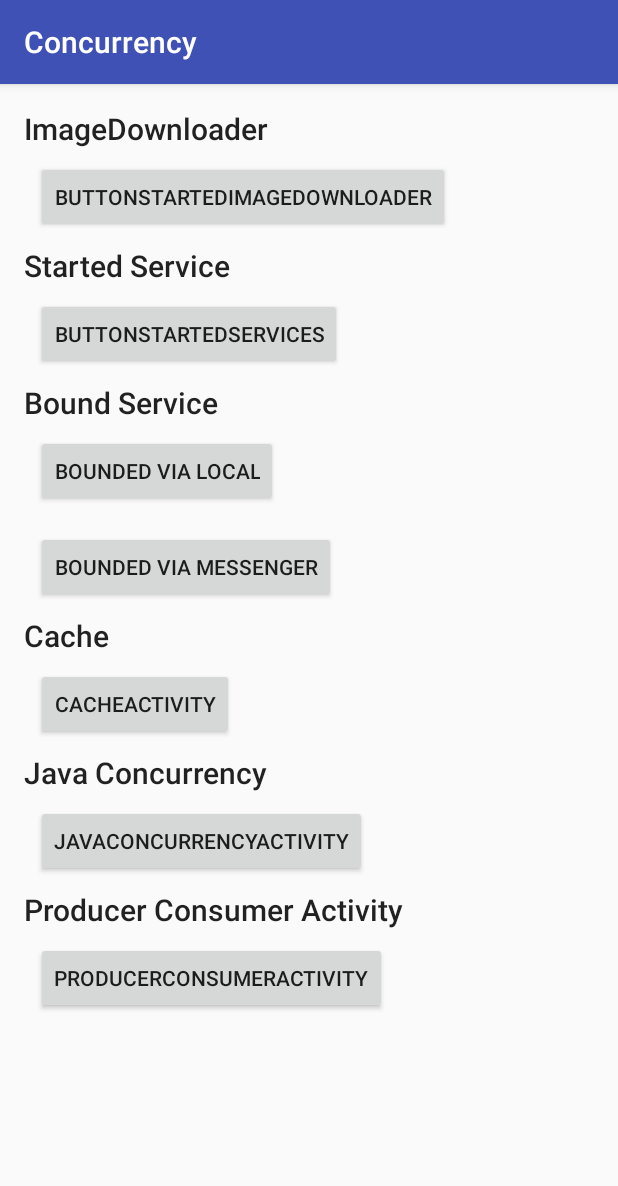
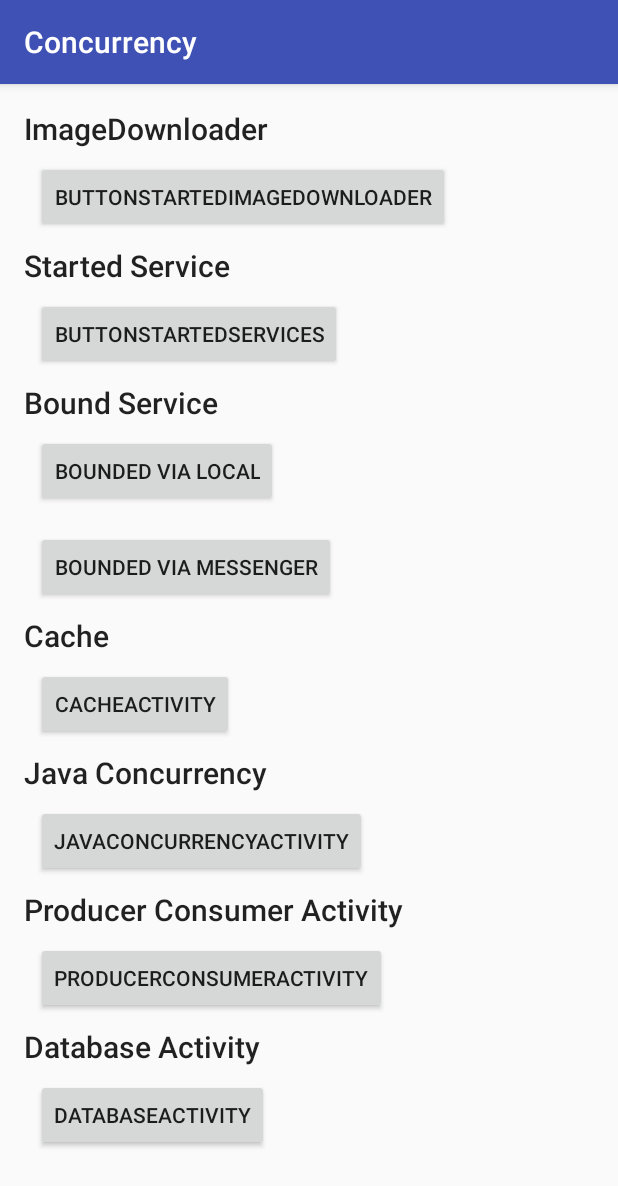
Before and after one commit to stanbar/AndroidConcurrency, an Android app: the screen it shows after launch (MainActivity), on a phone screen of 412 x 824 dp. Shown: the top 1186 px of the screen. Run offline under Robolectric (Android 15) with nearby library versions, the phone set to English and light mode, and no system bars.

Commit message:
-Add SQLite activity

```diff
--- a/app/src/main/AndroidManifest.xml
+++ b/app/src/main/AndroidManifest.xml
@@ -91,7 +91,8 @@
                 android:name="android.support.PARENT_ACTIVITY"
                 android:value="com.stasbar.concurrency.MainActivity" />
         </activity>
-        <activity android:name=".java_concurrency.ProducerConsumerActivity"></activity>
+        <activity android:name=".java_concurrency.ProducerConsumerActivity" />
+        <activity android:name=".database.DBActivity"></activity>
     </application>
 
 </manifest>
--- a/app/src/main/java/com/stasbar/concurrency/MainActivity.kt
+++ b/app/src/main/java/com/stasbar/concurrency/MainActivity.kt
@@ -6,6 +6,7 @@ import android.os.Bundle
 import com.stasbar.concurrency.bounded.local.BoundLocalActivity
 import com.stasbar.concurrency.bounded.messenger.BoundViaMessengerActivity
 import com.stasbar.concurrency.caching.CacheActivity
+import com.stasbar.concurrency.database.DBActivity
 import com.stasbar.concurrency.java_concurrency.JavaConcurencyActivity
 import com.stasbar.concurrency.java_concurrency.ProducerConsumerActivity
 import com.stasbar.concurrency.started.StartedServicesActivity
@@ -23,6 +24,7 @@ class MainActivity : AppCompatActivity() {
         buttonCache.setOnClickListener { startActivity(Intent(this, CacheActivity::class.java))}
         buttonJavaConcurrency.setOnClickListener{ startActivity(Intent(this, JavaConcurencyActivity::class.java)) }
         buttonProducerConsumer.setOnClickListener{ startActivity(Intent(this, ProducerConsumerActivity::class.java)) }
+        buttonDatabase.setOnClickListener{ startActivity(Intent(this, DBActivity::class.java)) }
 
 
 
--- a/app/src/main/res/layout/activity_main.xml
+++ b/app/src/main/res/layout/activity_main.xml
@@ -101,7 +101,20 @@
             android:layout_width="wrap_content"
             android:layout_height="wrap_content"
             android:layout_margin="8dp"
-            android:text="ProducerConsumeractivity" />
+            android:text="ProducerConsumerActivity" />
+        <!--Database-->
+        <TextView
+            android:layout_width="wrap_content"
+            android:layout_height="wrap_content"
+            android:text="Database Activity"
+            android:textAppearance="@style/TextAppearance.AppCompat.Widget.ActionBar.Title" />
+
+        <Button
+            android:id="@+id/buttonDatabase"
+            android:layout_width="wrap_content"
+            android:layout_height="wrap_content"
+            android:layout_margin="8dp"
+            android:text="DatabaseActivity" />
 
 
     </LinearLayout>
--- a/build.gradle
+++ b/build.gradle
@@ -7,7 +7,7 @@ buildscript {
         jcenter()
     }
     dependencies {
-        classpath 'com.android.tools.build:gradle:3.0.0-rc1'
+        classpath 'com.android.tools.build:gradle:3.0.0'
         classpath "org.jetbrains.kotlin:kotlin-gradle-plugin:$kotlin_version"
 
         // NOTE: Do not place your application dependencies here; they belong
```
Also changed, not shown: app/src/main/java/com/stasbar/concurrency/database/ArtistDatabaseHelper.kt (added, +24 -0 lines), app/src/main/java/com/stasbar/concurrency/database/DBActivity.kt (added, +71 -0 lines), app/src/main/res/layout/activity_db.xml (added, +12 -0 lines), app/src/main/res/layout/list_layout.xml (added, +25 -0 lines).
